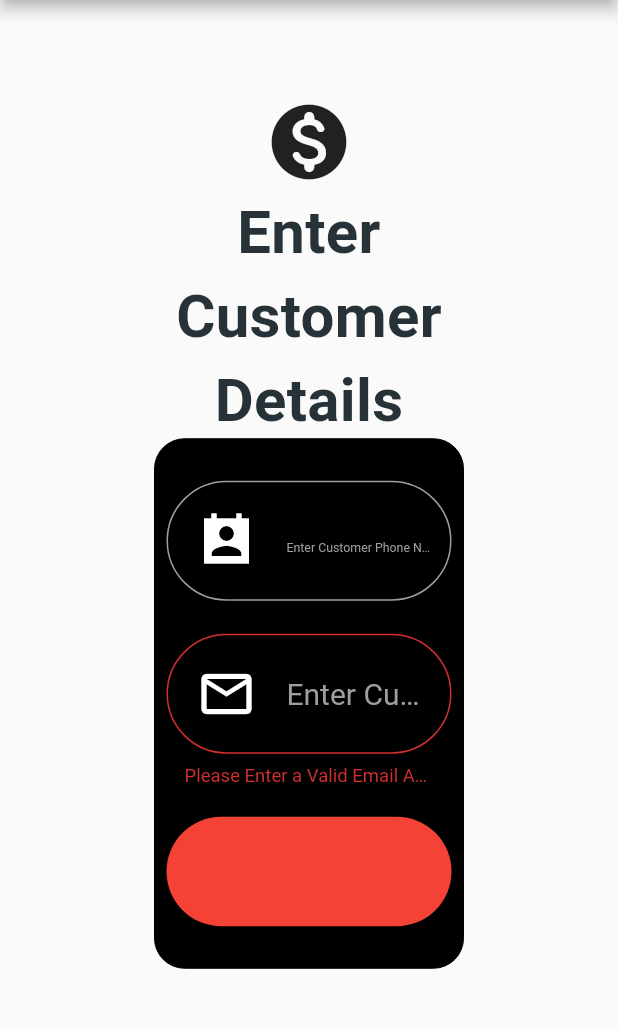
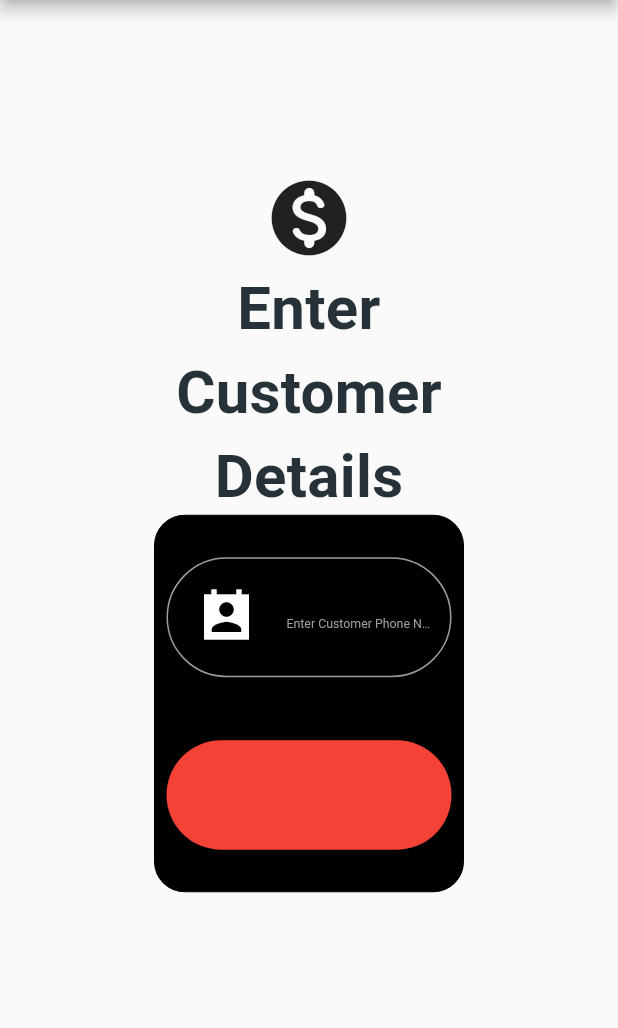
Before and after one commit to FLYINGSKATE/Multivendor-pos, a Flutter app: the CheckoutScreen screen opened directly with empty values, after a tap on "Proceed For Payment", on a phone screen of 412 x 824 dp, the part 84-1112 px from its top. Run offline on Flutter 3.47's test engine with Material 2 defaults, Android fonts, the light colour scheme and no system bars; our stand-ins replace barcode_widget, blurrycontainer, cloud_firestore, email_validator, firebase_core, firebase_database and 6 more; missing offline and left inert: dart:html, flutter_barcode_scanner, razorpay_flutter, spring, web_scraper; accounts and stored records are empty; Roboto replaces fonts that are missing (MPLUSRounded, MPLUSRounded1c).

Commit message:
Razor Pay Removed
Razor Pay Removed

```diff
--- a/lib/POSOutletScreens/CheckOutScreen.dart
+++ b/lib/POSOutletScreens/CheckOutScreen.dart
@@ -2,6 +2,7 @@ import 'package:email_validator/email_validator.dart';
 import 'package:flutter/material.dart';
 import 'package:rdipos/ApiRepo/FirebaseRepo.dart';
 import 'package:rdipos/ApiRepo/payments.dart';
+import 'package:rdipos/POSOutletScreens/pos_home_page.dart';
 import 'package:rdipos/Utility/widget_helper.dart';
 
 class CheckoutScreen extends StatefulWidget {
@@ -56,7 +57,7 @@ class _CheckoutScreenState extends State<CheckoutScreen> {
                   children: [
                     SizedBox(height: 20,),
                     WidgetHelper().CustomPhoneNumberTextField("Enter Customer Phone Number",Icons.perm_contact_cal_sharp,customerPhoneNumberTextEditingController,showPhoneNumberError,phoneNumberErrorMessage,context),
-                    WidgetHelper().CustomTextField("Enter Customer Email Id",Icons.email_outlined,customerEmailIdTextEditingController,showEmailIdError,emailIdErrorMessage,context),
+                    //WidgetHelper().CustomTextField("Enter Customer Email Id",Icons.email_outlined,customerEmailIdTextEditingController,showEmailIdError,emailIdErrorMessage,context),
                     SizedBox(height: 20,),
                     ElevatedButton(
                       onPressed: () async {
@@ -65,7 +66,9 @@ class _CheckoutScreenState extends State<CheckoutScreen> {
                             ///Navigate to Rayzor Pay & On Payment Success Navigate to Billing Section
                             String apiKey = await FirebaseRepo().fetchShopAPIKey(widget.shopName);
                             print("Price You have to pay : "+widget.price.toString());
-                            Navigator.push(context, MaterialPageRoute(builder: (context) => Webpayment(mobile:customerPhoneNumberTextEditingController.text.trim(),email: customerEmailIdTextEditingController.text.trim(),price: widget.price*100, name: 'AshrafK.Salim', shopName:widget.shopName, shopApiKey: apiKey ,)),);
+                            //Add Bill to Database
+                            //Navigator.push(context, MaterialPageRoute(builder: (context) => Webpayment(mobile:customerPhoneNumberTextEditingController.text.trim(),email: customerEmailIdTextEditingController.text.trim(),price: widget.price*100, name: 'AshrafK.Salim', shopName:widget.shopName, shopApiKey: apiKey ,)),);
+                            Navigator.push(context, MaterialPageRoute(builder: (context) => POSHomePage(shopName: widget.shopName, bill: [],)));
                           }
                           else{
                             showPhoneNumberError = true;
```
